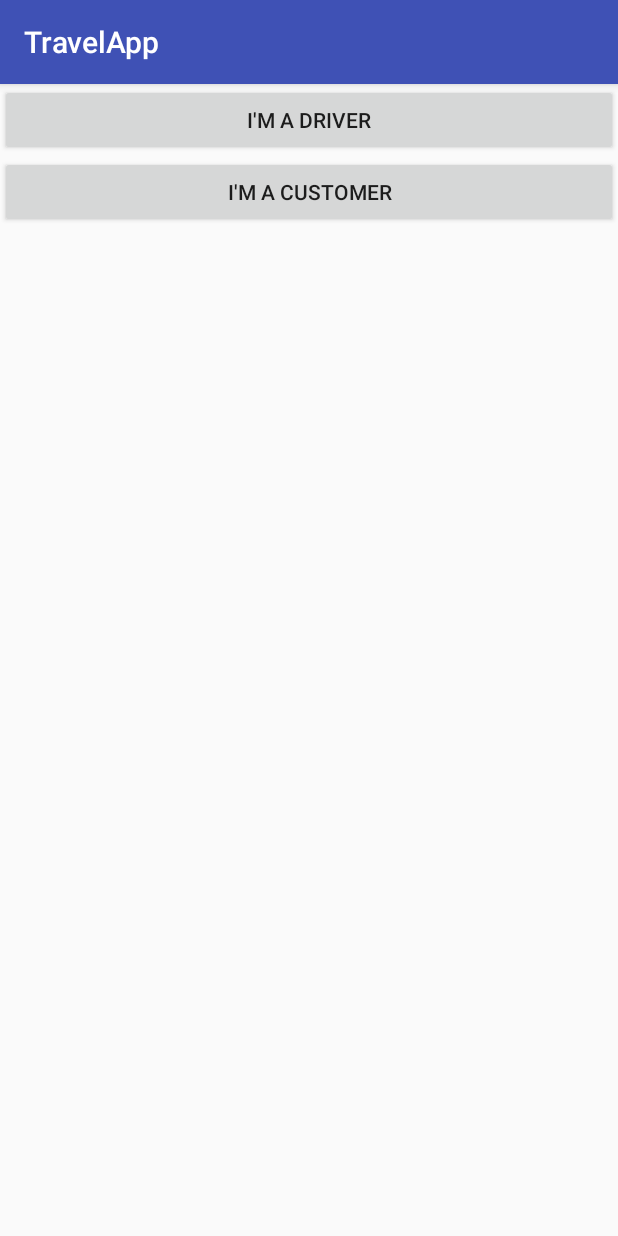
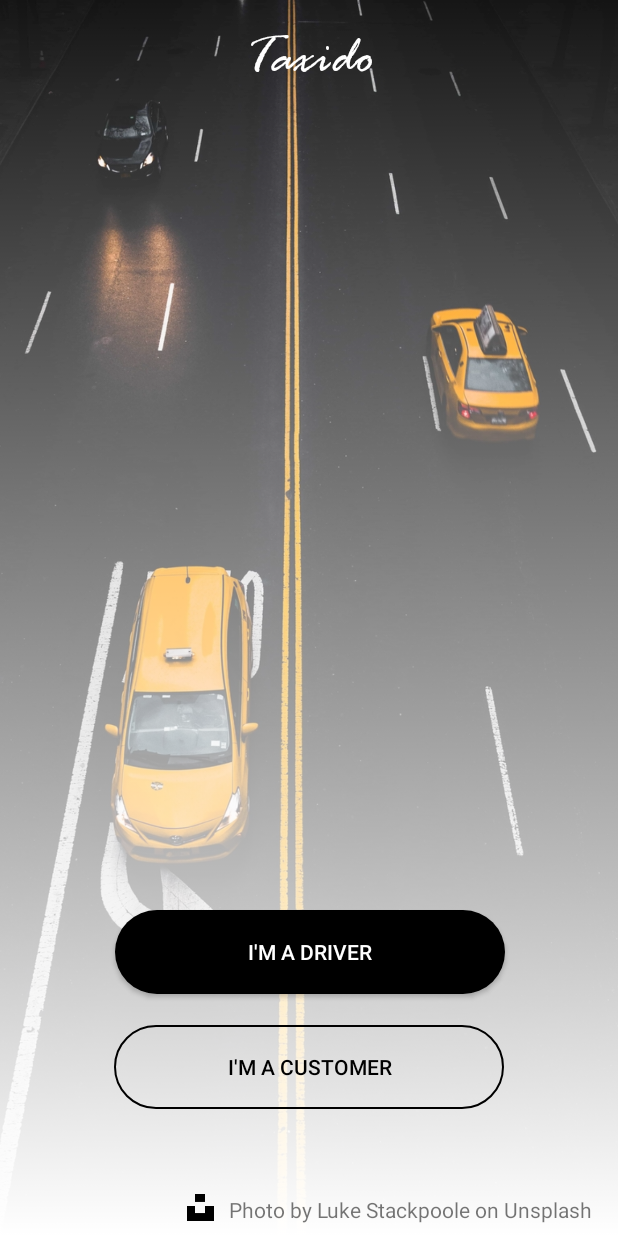
Before and after one commit to aryaanlambe/Taxido, an Android app: the screen it shows after launch (MainActivity), on a phone screen of 412 x 824 dp. Run offline under Robolectric (Android 15) with nearby library versions, the phone set to English and light mode, and no system bars.

Commit message:
Revamped "User Role" selection screen

```diff
--- a/android/app/src/main/java/com/aryaanlambe/travelapp/MainActivity.java
+++ b/android/app/src/main/java/com/aryaanlambe/travelapp/MainActivity.java
@@ -5,6 +5,7 @@ import android.support.v7.app.AppCompatActivity;
 import android.os.Bundle;
 import android.view.View;
 import android.widget.Button;
+import android.widget.ImageButton;
 
 public class MainActivity extends AppCompatActivity {
     private Button mDriver, mCustomer;
--- /dev/null
+++ b/android/app/src/main/res/drawable/background_gradient.xml
@@ -0,0 +1,11 @@
+<?xml version="1.0" encoding="utf-8"?>
+<selector xmlns:android="http://schemas.android.com/apk/res/android">
+    <item>
+        <shape>
+            <gradient
+                android:startColor="@color/colorWhite"
+                android:endColor="@color/colorTransparent"
+                android:angle="90"/>
+        </shape>
+    </item>
+</selector>
--- /dev/null
+++ b/android/app/src/main/res/drawable/button_customer_rounder.xml
@@ -0,0 +1,8 @@
+<?xml version="1.0" encoding="utf-8"?>
+<shape xmlns:android="http://schemas.android.com/apk/res/android" android:shape="rectangle">
+
+    <corners android:radius="35dp"/>
+    <stroke android:width="2px" android:color="#000000" />
+
+
+</shape>
--- /dev/null
+++ b/android/app/src/main/res/drawable/button_driver_rounder.xml
@@ -0,0 +1,7 @@
+<?xml version="1.0" encoding="utf-8"?>
+<shape xmlns:android="http://schemas.android.com/apk/res/android" android:shape="rectangle">
+
+    <solid android:color="#000000"/>
+    <corners android:radius="35dp"/>
+
+</shape>
--- a/android/app/src/main/res/layout/activity_main.xml
+++ b/android/app/src/main/res/layout/activity_main.xml
@@ -8,15 +8,94 @@
     android:orientation="vertical">
 
 
-    <Button
+    <android.support.constraint.ConstraintLayout
         android:layout_width="match_parent"
-        android:layout_height="wrap_content"
-        android:text="I'm a Driver"
-        android:id="@+id/driver"/>
-    <Button
-        android:layout_width="match_parent"
-        android:layout_height="wrap_content"
-        android:text="I'm a Customer"
-        android:id="@+id/customer"/>
+        android:layout_height="match_parent">
+
+        <Button
+            android:id="@+id/driver"
+            android:layout_width="260dp"
+            android:layout_height="56dp"
+            android:layout_marginBottom="44dp"
+            android:background="@drawable/button_driver_rounder"
+            android:text="I'm a Driver"
+            android:textColor="#fff"
+            app:layout_constraintBottom_toBottomOf="parent"
+            app:layout_constraintEnd_toEndOf="parent"
+            app:layout_constraintHorizontal_bias="0.503"
+            app:layout_constraintStart_toStartOf="parent"
+            app:layout_constraintTop_toTopOf="parent"
+            app:layout_constraintVertical_bias="0.838" />
+
+        <Button
+            android:id="@+id/customer"
+            android:layout_width="260dp"
+            android:layout_height="56dp"
+            android:background="@drawable/button_customer_rounder"
+            android:text="I'm a Customer"
+            android:textColor="#000"
+            app:layout_constraintBottom_toBottomOf="parent"
+            app:layout_constraintEnd_toEndOf="parent"
+            app:layout_constraintStart_toStartOf="parent"
+            app:layout_constraintTop_toTopOf="parent"
+            app:layout_constraintVertical_bias="0.89" />
+
+        <ImageView
+            android:id="@+id/imageView"
+            android:layout_width="match_parent"
+            android:layout_height="match_parent"
+            android:scaleType="centerCrop"
+            app:srcCompat="@drawable/background"
+            tools:layout_editor_absoluteX="142dp"
+            tools:layout_editor_absoluteY="171dp" />
+
+        <ImageView
+            android:id="@+id/imageView2"
+            android:layout_width="match_parent"
+            android:layout_height="match_parent"
+            android:scaleType="centerCrop"
+            app:srcCompat="@drawable/background_gradient"
+            tools:layout_editor_absoluteX="141dp"
+            tools:layout_editor_absoluteY="265dp" />
+
+        <TextView
+            android:id="@+id/textView"
+            android:layout_width="wrap_content"
+            android:layout_height="wrap_content"
+            android:fontFamily="@font/rage_italic"
+            android:text="Taxido"
+            android:textColor="#FFFFFF"
+            android:textSize="36sp"
+            app:layout_constraintBottom_toBottomOf="@+id/imageView"
+            app:layout_constraintEnd_toEndOf="parent"
+            app:layout_constraintStart_toStartOf="parent"
+            app:layout_constraintTop_toTopOf="@+id/imageView"
+            app:layout_constraintVertical_bias="0.023" />
+
+        <TextView
+            android:id="@+id/textView2"
+            android:layout_width="wrap_content"
+            android:layout_height="wrap_content"
+            android:text="Photo by Luke Stackpoole on Unsplash"
+            app:layout_constraintBottom_toBottomOf="@+id/imageView"
+            app:layout_constraintEnd_toEndOf="parent"
+            app:layout_constraintHorizontal_bias="0.902"
+            app:layout_constraintStart_toStartOf="parent"
+            app:layout_constraintTop_toTopOf="@+id/imageView"
+            app:layout_constraintVertical_bias="0.99" />
+
+        <ImageView
+            android:id="@+id/imageView3"
+            android:layout_width="24dp"
+            android:layout_height="18dp"
+            app:layout_constraintBottom_toBottomOf="parent"
+            app:layout_constraintEnd_toStartOf="@+id/textView2"
+            app:layout_constraintHorizontal_bias="0.944"
+            app:layout_constraintStart_toStartOf="parent"
+            app:layout_constraintTop_toTopOf="parent"
+            app:layout_constraintVertical_bias="0.988"
+            app:srcCompat="@drawable/unsplash_symbol" />
+
+    </android.support.constraint.ConstraintLayout>
 
 </LinearLayout>
--- a/android/app/src/main/res/values/colors.xml
+++ b/android/app/src/main/res/values/colors.xml
@@ -1,6 +1,8 @@
 <?xml version="1.0" encoding="utf-8"?>
 <resources>
-    <color name="colorPrimary">#3F51B5</color>
-    <color name="colorPrimaryDark">#303F9F</color>
-    <color name="colorAccent">#FF4081</color>
+    <color name="colorPrimary">#FFFF00</color>
+    <color name="colorPrimaryDark">#FFFF00</color>
+    <color name="colorAccent">#000000</color>
+    <color name="colorWhite">#FFFFFF</color>
+    <color name="colorTransparent">@android:color/transparent</color>
 </resources>
--- a/android/app/src/main/res/values/styles.xml
+++ b/android/app/src/main/res/values/styles.xml
@@ -1,10 +1,10 @@
 <resources>
 
     <!-- Base application theme. -->
-    <style name="AppTheme" parent="Theme.AppCompat.Light.DarkActionBar">
+    <style name="AppTheme" parent="Theme.AppCompat.Light.NoActionBar">
         <!-- Customize your theme here. -->
-        <item name="colorPrimary">@color/colorPrimary</item>
-        <item name="colorPrimaryDark">@color/colorPrimaryDark</item>
+        <item name="colorPrimary">@android:color/transparent</item>
+        <item name="colorPrimaryDark">@android:color/transparent</item>
         <item name="colorAccent">@color/colorAccent</item>
     </style>
 
```
Also changed, not shown: android/app/src/main/res/drawable/background.jpg (added), android/app/src/main/res/drawable/button_customer.png (added), android/app/src/main/res/drawable/button_driver.png (added), android/app/src/main/res/drawable/unsplash_symbol.png (added), android/app/src/main/res/font/rage_italic.ttf (added), 71 other files.
